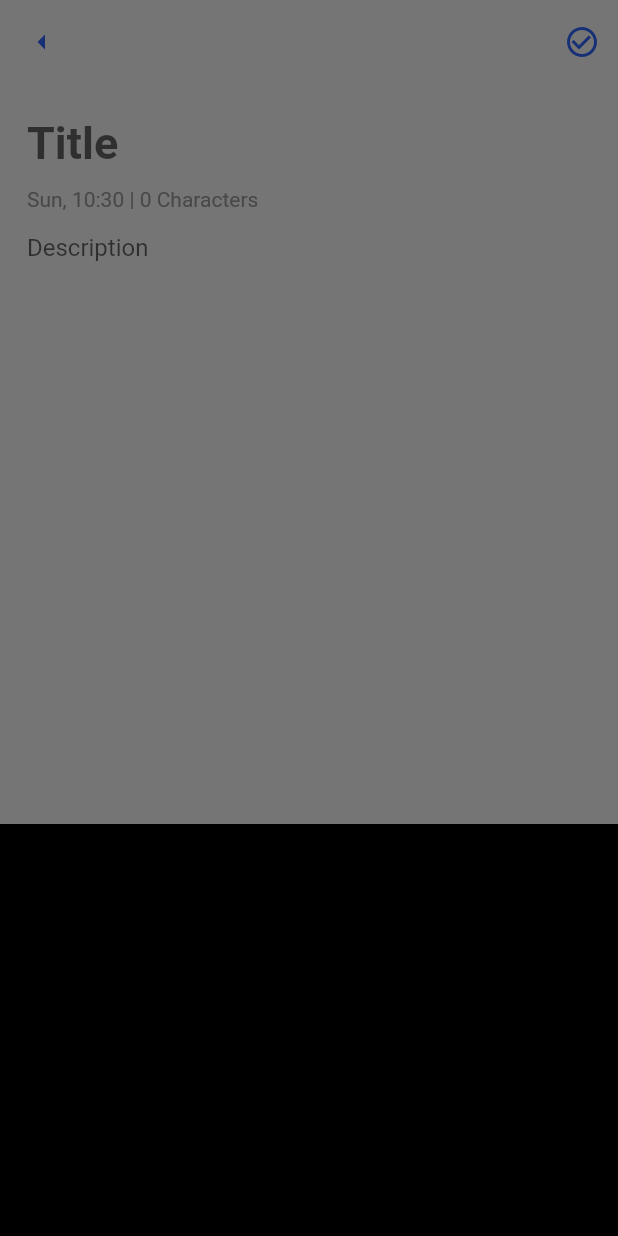
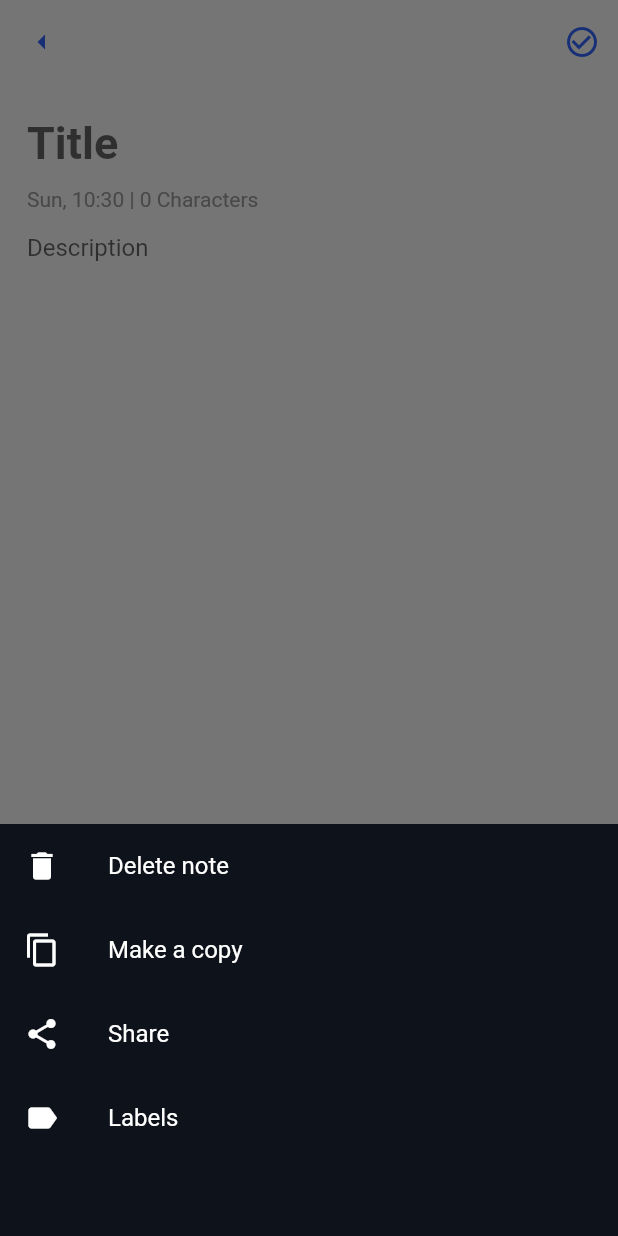
Before and after one commit to arice77/note-App-Sqflite-Firebase, a Flutter app: the CreateNotePage screen opened by its route, after a tap on the "add box" icon, on a phone screen of 412 x 824 dp. Run offline on Flutter 3.47's test engine with Material 2 defaults, Android fonts, the phone set to English and light mode, and no system bars; our stand-ins replace cloud_firestore, firebase_auth, firebase_core, shared_preferences, sqflite; accounts and stored records are empty.

Commit message:
Fix Online to offline sync Add notes option

```diff
--- a/lib/Pages/create_note_page.dart
+++ b/lib/Pages/create_note_page.dart
@@ -1,5 +1,6 @@
 import 'package:ebook/Model/note_model.dart';
 import 'package:ebook/Provider/note_list.dart';
+import 'package:ebook/Widgets/note_options.dart';
 import 'package:flutter/material.dart';
 import 'package:provider/provider.dart';
 import 'package:intl/intl.dart';
@@ -61,9 +62,10 @@ class _CreateNotePageState extends State<CreateNotePage> {
     showModalBottomSheet(
       context: context,
       builder: (context) {
-        return Container(
-          height: height * 1 / 3,
-          color: Colors.black,
+        return NoteOptions(
+          notesExists: widget.initialTitle.toString().isEmpty,
+          height: height,
+          id: widget.id ?? DateTime.now(),
         );
       },
     );
--- a/lib/Pages/notes_page.dart
+++ b/lib/Pages/notes_page.dart
@@ -1,11 +1,9 @@
 import 'package:ebook/Pages/create_note_page.dart';
 import 'package:ebook/Pages/search_note_page.dart';
 import 'package:ebook/Provider/note_list.dart';
-import 'package:ebook/Widgets/note_card.dart';
 import 'package:ebook/Widgets/notes_grid.dart';
 import 'package:ebook/Widgets/search_bar.dart';
 import 'package:flutter/material.dart';
-import 'package:flutter_staggered_grid_view/flutter_staggered_grid_view.dart';
 import 'package:provider/provider.dart';
 
 class NotesPage extends StatelessWidget {
--- a/lib/Services/db_services.dart
+++ b/lib/Services/db_services.dart
@@ -39,7 +39,6 @@ class DBHelper {
   static Future syncfirebaseToLocal() async {
     String sqlPath = '${await sql.getDatabasesPath()}notes.db';
     final db = await DBHelper.database();
-    final dbBatch = db.batch();
     if (!Directory(sqlPath).existsSync()) {
       QuerySnapshot<Map<String, dynamic>> onlineNote = await FirebaseFirestore
           .instance
@@ -48,13 +47,14 @@ class DBHelper {
           .collection('notes')
           .get();
 
-      onlineNote.docs.forEach((element) {
+      for (var element in onlineNote.docs) {
         DBHelper.insert('notes', {
           'id': element['id'],
           'title': element['noteTitle'],
           'description': element['NoteDesc']
         });
-      });
+        print(element['id']);
+      }
     }
   }
 }
--- a/lib/Services/firestore_service.dart
+++ b/lib/Services/firestore_service.dart
@@ -16,7 +16,7 @@ class FirestoreService {
         .collection('users')
         .doc(firebaseAuth.currentUser!.uid)
         .collection('notes')
-        .doc(id.toIso8601String())
+        .doc(id.toString())
         .set({
       'noteTitle': noteTitle,
       'NoteDesc': noteDesc,
@@ -29,7 +29,7 @@ class FirestoreService {
         .collection('users')
         .doc(firebaseAuth.currentUser!.uid)
         .collection('notes')
-        .doc(id.toIso8601String())
+        .doc(id.toString())
         .set({
       'noteTitle': noteTitle,
       'NoteDesc': noteDesc,
--- /dev/null
+++ b/lib/Widgets/note_options.dart
@@ -0,0 +1,86 @@
+import 'package:ebook/Pages/notes_page.dart';
+import 'package:ebook/Provider/note_list.dart';
+import 'package:flutter/material.dart';
+import 'package:provider/provider.dart';
+
+class NoteOptions extends StatelessWidget {
+  final bool notesExists;
+  final double height;
+  final DateTime id;
+  const NoteOptions(
+      {super.key,
+      required this.height,
+      required this.id,
+      required this.notesExists});
+
+  delete(Notes provider, BuildContext context) async {
+    if (notesExists) {
+      await provider.deleteNote(id);
+    }
+
+    Navigator.of(context).pushNamed(NotesPage.routeName);
+  }
+
+  label(BuildContext context) {
+    showDialog(
+      context: context,
+      builder: (context) => Dialog(
+          child: Container(
+        padding: EdgeInsets.symmetric(vertical: 10, horizontal: 13),
+        color: const Color.fromARGB(255, 14, 18, 26),
+        child: Column(
+          mainAxisSize: MainAxisSize.min,
+          children: [
+            TextField(
+              autofocus: true,
+              decoration: InputDecoration(
+                  hintText: 'Label',
+                  hintStyle: TextStyle(color: Colors.white),
+                  focusColor: const Color.fromARGB(255, 50, 104, 254)),
+            ),
+            TextButton(
+                onPressed: () {},
+                child: Text(
+                  'Save',
+                  style:
+                      TextStyle(color: const Color.fromARGB(255, 50, 104, 254)),
+                ))
+          ],
+        ),
+      )),
+    );
+  }
+
+  @override
+  Widget build(BuildContext context) {
+    final provider = Provider.of<Notes>(context);
+    return Container(
+      height: height * 1 / 3,
+      color: const Color.fromARGB(255, 14, 18, 26),
+      child: Column(
+        children: [
+          customListTile(
+              Icons.delete, 'Delete note', () => delete(provider, context)),
+          customListTile(Icons.copy, 'Make a copy', () => null),
+          customListTile(Icons.share, 'Share', () {}),
+          customListTile(Icons.label, 'Labels', () => label(context))
+        ],
+      ),
+    );
+  }
+
+  ListTile customListTile(
+      IconData iconData, String optionTitle, Function() function) {
+    return ListTile(
+      leading: Icon(
+        iconData,
+        color: Colors.white,
+      ),
+      title: Text(
+        optionTitle,
+        style: const TextStyle(color: Colors.white),
+      ),
+      onTap: function,
+    );
+  }
+}
--- a/lib/Widgets/notes_grid.dart
+++ b/lib/Widgets/notes_grid.dart
@@ -25,7 +25,7 @@ class NotesGrid extends StatelessWidget {
             onDismissed: (_) {
               notesProvider.deleteNote(notesProvider.notes[index].dateCreated);
             },
-            key: Key(notesProvider.notes[index].dateCreated.toIso8601String()),
+            key: Key(notesProvider.notes[index].dateCreated.toString()),
             child: NoteCard(notes: notesProvider.notes, index: index));
       },
     ));
--- a/lib/Widgets/search_bar.dart
+++ b/lib/Widgets/search_bar.dart
@@ -14,6 +14,7 @@ class SearchBar extends StatelessWidget {
       elevation: 10,
       child: isSearch
           ? TextField(
+              autofocus: true,
               onChanged: funtion,
               decoration: InputDecoration(
                 prefixIcon: const Icon(
```
Also changed, not shown: lib/Provider/note_list.dart (+4 -4 lines).
